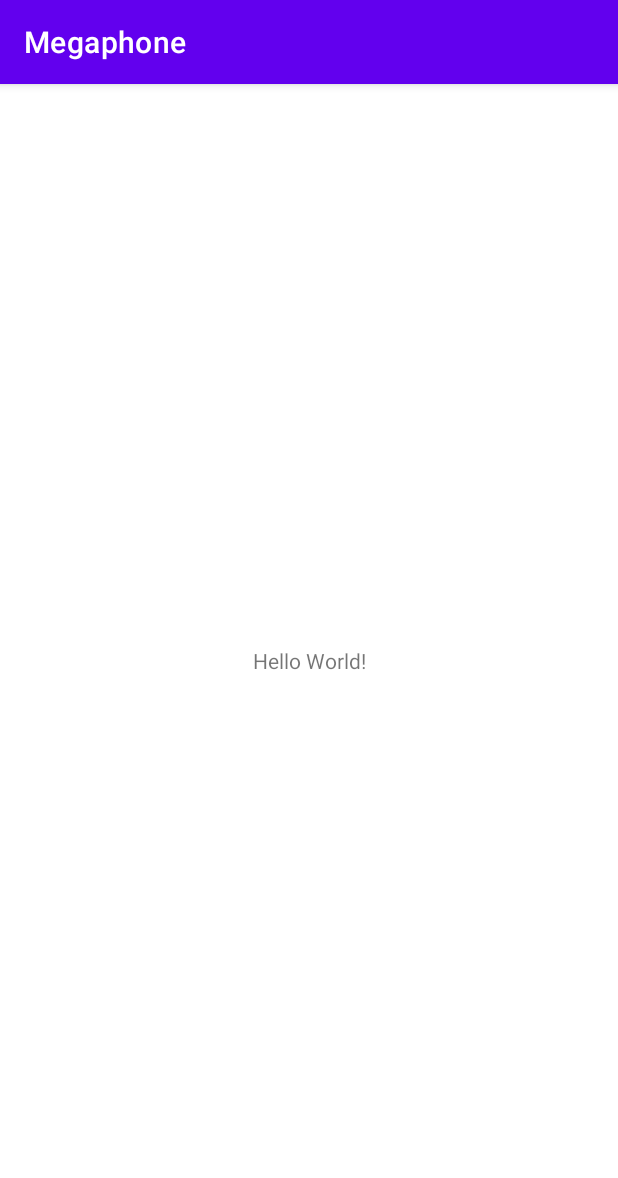
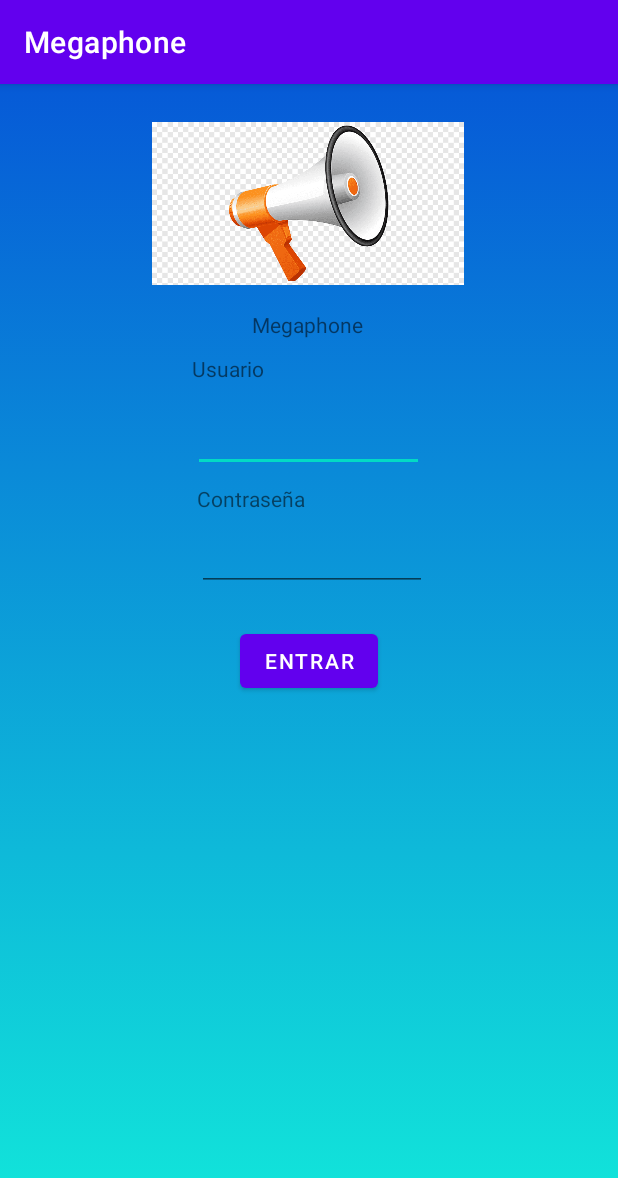
Before and after one commit to AbAgundisR/Megaphone, an Android app: the screen it shows after launch (MainActivity before the commit, LoginActivity after it), on a phone screen of 412 x 824 dp. Shown: the top 1178 px of the screen. Run offline under Robolectric (Android 15) with nearby library versions, the phone set to English and light mode, and no system bars.

Commit message:
[UPDATE] Activities login y main

```diff
--- a/app/src/main/AndroidManifest.xml
+++ b/app/src/main/AndroidManifest.xml
@@ -10,6 +10,9 @@
         android:supportsRtl="true"
         android:theme="@style/Theme.Megaphone">
         <activity
+            android:name=".LoginActivity"
+            android:exported="false" />
+        <activity
             android:name=".MainActivity"
             android:exported="true">
             <intent-filter>
--- /dev/null
+++ b/app/src/main/java/com/example/megaphone/LoginActivity.kt
@@ -0,0 +1,19 @@
+package com.example.megaphone
+
+import androidx.appcompat.app.AppCompatActivity
+import android.os.Bundle
+import android.widget.Button
+import android.widget.Toast
+
+class LoginActivity : AppCompatActivity() {
+    override fun onCreate(savedInstanceState: Bundle?) {
+        super.onCreate(savedInstanceState)
+        setContentView(R.layout.activity_login)
+
+        val btn = findViewById<Button>(R.id.btnEntrar)
+
+        btn.setOnClickListener {
+            finish()
+        }
+    }
+}
--- a/app/src/main/java/com/example/megaphone/MainActivity.kt
+++ b/app/src/main/java/com/example/megaphone/MainActivity.kt
@@ -1,5 +1,6 @@
 package com.example.megaphone
 
+import android.content.Intent
 import androidx.appcompat.app.AppCompatActivity
 import android.os.Bundle
 
@@ -7,5 +8,9 @@ class MainActivity : AppCompatActivity() {
     override fun onCreate(savedInstanceState: Bundle?) {
         super.onCreate(savedInstanceState)
         setContentView(R.layout.activity_main)
+
+        val intent = Intent(this, LoginActivity::class.java)
+        // start your next activity
+        startActivity(intent)
     }
 }
--- /dev/null
+++ b/app/src/main/res/drawable/gradient.xml
@@ -0,0 +1,12 @@
+<?xml version="1.0" encoding="utf-8"?>
+<selector xmlns:android="http://schemas.android.com/apk/res/android">
+    <item>
+        <shape xmlns:android="http://schemas.android.com/apk/res/android"
+            android:shape="rectangle">
+            <gradient
+                android:startColor="#065ad7"
+                android:endColor="#12e9da"
+                android:angle="30" />
+        </shape>
+    </item>
+</selector>
--- /dev/null
+++ b/app/src/main/res/layout/activity_login.xml
@@ -0,0 +1,98 @@
+<?xml version="1.0" encoding="utf-8"?>
+<androidx.constraintlayout.widget.ConstraintLayout xmlns:android="http://schemas.android.com/apk/res/android"
+    xmlns:app="http://schemas.android.com/apk/res-auto"
+    xmlns:tools="http://schemas.android.com/tools"
+    android:layout_width="match_parent"
+    android:layout_height="match_parent"
+    android:background="@drawable/gradient"
+    tools:context=".LoginActivity">
+
+    <ImageView
+        android:id="@+id/imageView"
+        android:layout_width="208dp"
+        android:layout_height="126dp"
+        app:layout_constraintBottom_toBottomOf="parent"
+        app:layout_constraintEnd_toEndOf="parent"
+        app:layout_constraintHorizontal_bias="0.497"
+        app:layout_constraintStart_toStartOf="parent"
+        app:layout_constraintTop_toTopOf="parent"
+        app:layout_constraintVertical_bias="0.026"
+        app:srcCompat="@drawable/megafono" />
+
+    <TextView
+        android:id="@+id/textView3"
+        android:layout_width="wrap_content"
+        android:layout_height="wrap_content"
+        android:layout_marginTop="8dp"
+        android:text="Megaphone"
+        app:layout_constraintBottom_toTopOf="@+id/textView5"
+        app:layout_constraintEnd_toEndOf="parent"
+        app:layout_constraintHorizontal_bias="0.498"
+        app:layout_constraintStart_toStartOf="parent"
+        app:layout_constraintTop_toBottomOf="@+id/imageView" />
+
+    <TextView
+        android:id="@+id/textView5"
+        android:layout_width="153dp"
+        android:layout_height="19dp"
+        android:layout_marginStart="128dp"
+        android:layout_marginTop="10dp"
+        android:layout_marginEnd="130dp"
+        android:text="Usuario"
+        app:layout_constraintBottom_toTopOf="@+id/editTextTextPersonName"
+        app:layout_constraintEnd_toEndOf="parent"
+        app:layout_constraintHorizontal_bias="0.0"
+        app:layout_constraintStart_toStartOf="parent"
+        app:layout_constraintTop_toBottomOf="@+id/textView3" />
+
+    <EditText
+        android:id="@+id/editTextTextPersonName"
+        android:layout_width="154dp"
+        android:layout_height="51dp"
+        android:layout_marginTop="8dp"
+        android:layout_marginBottom="17dp"
+        android:ems="10"
+        android:inputType="textPersonName"
+        app:layout_constraintBottom_toTopOf="@+id/textView6"
+        app:layout_constraintEnd_toEndOf="parent"
+        app:layout_constraintHorizontal_bias="0.498"
+        app:layout_constraintStart_toStartOf="parent"
+        app:layout_constraintTop_toBottomOf="@+id/textView5"
+        tools:ignore="SpeakableTextPresentCheck" />
+
+    <TextView
+        android:id="@+id/textView6"
+        android:layout_width="149dp"
+        android:layout_height="23dp"
+        android:layout_marginTop="8dp"
+        android:text="Contraseña"
+        app:layout_constraintEnd_toEndOf="parent"
+        app:layout_constraintStart_toStartOf="parent"
+        app:layout_constraintTop_toBottomOf="@+id/editTextTextPersonName" />
+
+    <EditText
+        android:id="@+id/editTextTextPassword"
+        android:layout_width="153dp"
+        android:layout_height="48dp"
+        android:ems="10"
+        android:inputType="textPassword"
+        app:layout_constraintBottom_toBottomOf="parent"
+        app:layout_constraintEnd_toEndOf="parent"
+        app:layout_constraintHorizontal_bias="0.507"
+        app:layout_constraintStart_toStartOf="parent"
+        app:layout_constraintTop_toBottomOf="@+id/textView6"
+        app:layout_constraintVertical_bias="0.0"
+        tools:ignore="SpeakableTextPresentCheck" />
+
+    <Button
+        android:id="@+id/btnEntrar"
+        android:layout_width="wrap_content"
+        android:layout_height="wrap_content"
+        android:text="Entrar"
+        app:layout_constraintBottom_toBottomOf="parent"
+        app:layout_constraintEnd_toEndOf="parent"
+        app:layout_constraintStart_toStartOf="parent"
+        app:layout_constraintTop_toBottomOf="@+id/editTextTextPassword"
+        app:layout_constraintVertical_bias="0.059" />
+
+</androidx.constraintlayout.widget.ConstraintLayout>
--- a/app/src/main/res/layout/activity_main.xml
+++ b/app/src/main/res/layout/activity_main.xml
@@ -4,15 +4,14 @@
     xmlns:tools="http://schemas.android.com/tools"
     android:layout_width="match_parent"
     android:layout_height="match_parent"
+    android:background="@drawable/gradient"
     tools:context=".MainActivity">
 
     <TextView
+        android:id="@+id/textView2"
         android:layout_width="wrap_content"
         android:layout_height="wrap_content"
-        android:text="Hello World!"
-        app:layout_constraintBottom_toBottomOf="parent"
-        app:layout_constraintLeft_toLeftOf="parent"
-        app:layout_constraintRight_toRightOf="parent"
-        app:layout_constraintTop_toTopOf="parent" />
-
+        android:text="main"
+        tools:layout_editor_absoluteX="175dp"
+        tools:layout_editor_absoluteY="222dp" />
 </androidx.constraintlayout.widget.ConstraintLayout>
```
Also changed, not shown: app/src/main/res/drawable/megafono.png (added), app/src/main/res/img/png-clipart-megaphone-megaphone.png (added).
